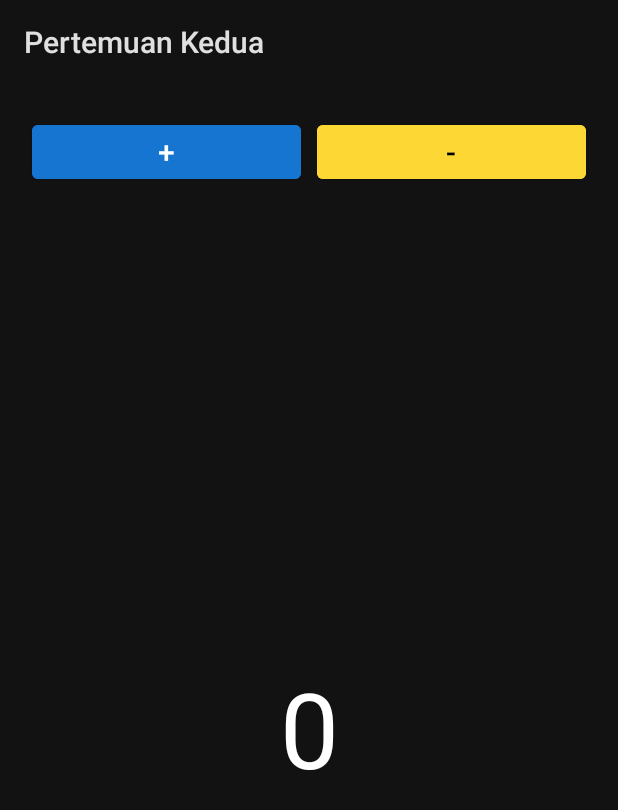
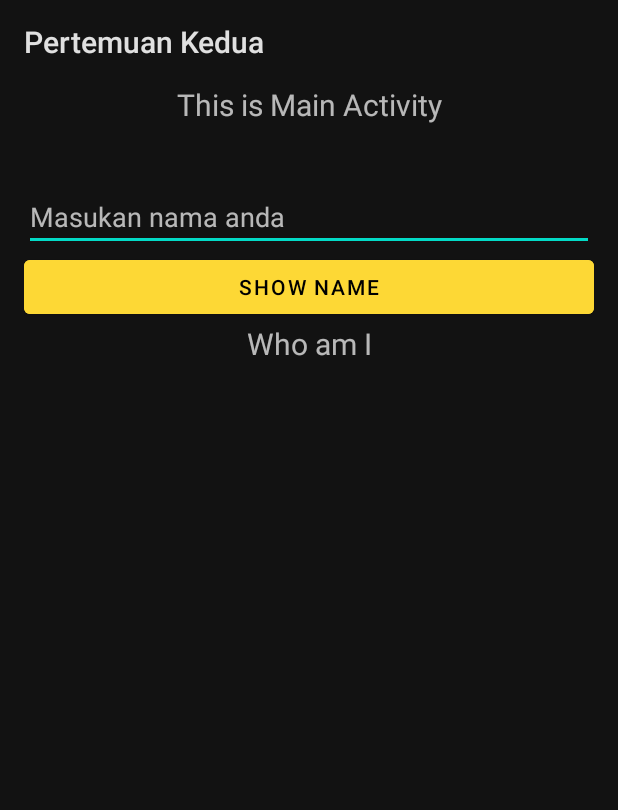
Before and after one commit to jutionck/RefreshmentTraining, an Android app: the screen it shows after launch (MainActivity), on a phone screen of 412 x 824 dp. Shown: the top 810 px of the screen. Run offline under Robolectric (Android 15) with nearby library versions, the phone set to English and light mode, and no system bars.

Commit message:
[IMPROVE] contoh activity input name

```diff
--- a/app/src/main/java/com/enigmacamp/pertemuanpertama/MainActivity.kt
+++ b/app/src/main/java/com/enigmacamp/pertemuanpertama/MainActivity.kt
@@ -3,27 +3,24 @@ package com.enigmacamp.pertemuanpertama
 import androidx.appcompat.app.AppCompatActivity
 import android.os.Bundle
 import android.view.View
+import com.google.android.material.button.MaterialButton
+import com.google.android.material.textfield.TextInputEditText
 import com.google.android.material.textview.MaterialTextView
 
 class MainActivity : AppCompatActivity() {
 
-    private lateinit var tvCounter: MaterialTextView
-    private var startCounter = 0
+    private lateinit var textInputName: TextInputEditText
+    private lateinit var tvName: MaterialTextView
 
     override fun onCreate(savedInstanceState: Bundle?) {
         super.onCreate(savedInstanceState)
         setContentView(R.layout.activity_main)
-
-        tvCounter = findViewById(R.id.tv_counter)
+        textInputName = findViewById(R.id.text_input_name)
+        tvName = findViewById(R.id.tv_name)
     }
 
-    fun notifyIncrease(view: View) {
-        startCounter+=1
-        tvCounter.text = startCounter.toString()
+    fun showName(view: View) {
+        val name = textInputName.text //Jution Candra Kirana
+        tvName.text = name
     }
-    fun notifyDecrease(view: View) {
-        startCounter-=1
-        tvCounter.text = startCounter.toString()
-    }
-
 }
--- a/app/src/main/res/layout/activity_main.xml
+++ b/app/src/main/res/layout/activity_main.xml
@@ -6,58 +6,43 @@
     android:layout_height="match_parent"
     tools:context=".MainActivity">
 
-    <LinearLayout
-        android:id="@+id/linearLayout"
+    <TextView
         android:layout_width="match_parent"
         android:layout_height="wrap_content"
-        android:orientation="horizontal"
-        android:padding="16dp"
-        tools:ignore="MissingConstraints">
-
-        <com.google.android.material.button.MaterialButton
-            android:id="@+id/btn_increment"
-            android:layout_width="wrap_content"
-            android:layout_height="wrap_content"
-            android:layout_margin="5dp"
-            android:layout_weight="1"
-            android:backgroundTint="@color/primaryColor"
-            android:onClick="notifyIncrease"
-            android:text="+"
-            android:textAlignment="center"
-            android:textColor="@color/white"
-            android:textSize="20sp" />
-
-        <com.google.android.material.button.MaterialButton
-            android:id="@+id/btn_decrement"
-            android:layout_width="wrap_content"
-            android:layout_height="wrap_content"
-            android:layout_margin="5dp"
-            android:layout_weight="1"
-            android:backgroundTint="@color/secondaryColor"
-            android:onClick="notifyDecrease"
-            android:text="-"
-            android:textAlignment="center"
-            android:textSize="20sp" />
-    </LinearLayout>
+        android:text="This is Main Activity"
+        android:textAlignment="center"
+        android:textSize="20sp"
+        tools:ignore="MissingConstraints" />
 
     <LinearLayout
         android:layout_width="match_parent"
-        android:layout_height="0dp"
-        android:gravity="center"
+        android:layout_height="match_parent"
         android:orientation="vertical"
-        android:padding="16dp"
-        app:layout_constraintBottom_toBottomOf="parent"
-        app:layout_constraintTop_toBottomOf="@+id/linearLayout">
+        android:layout_marginTop="50dp"
+        android:padding="16dp">
+
+        <com.google.android.material.textfield.TextInputEditText
+            android:id="@+id/text_input_name"
+            android:layout_width="match_parent"
+            android:layout_height="wrap_content"
+            android:hint="Masukan nama anda"
+            android:inputType="text"/>
+
+        <com.google.android.material.button.MaterialButton
+            android:id="@+id/btn_show_name"
+            android:layout_width="match_parent"
+            android:layout_height="wrap_content"
+            android:text="SHOW NAME"
+            android:onClick="showName"
+            android:backgroundTint="@color/secondaryColor"/>
 
         <com.google.android.material.textview.MaterialTextView
-            android:id="@+id/tv_counter"
+            android:id="@+id/tv_name"
             android:layout_width="match_parent"
             android:layout_height="wrap_content"
-            android:text="0"
-            android:textAlignment="center"
-            android:textColor="@color/white"
-            android:textSize="70sp" />
+            android:text="Who am I"
+            android:textSize="20sp"
+            android:textAlignment="center"/>
     </LinearLayout>
 
-
 </androidx.constraintlayout.widget.ConstraintLayout>
```
